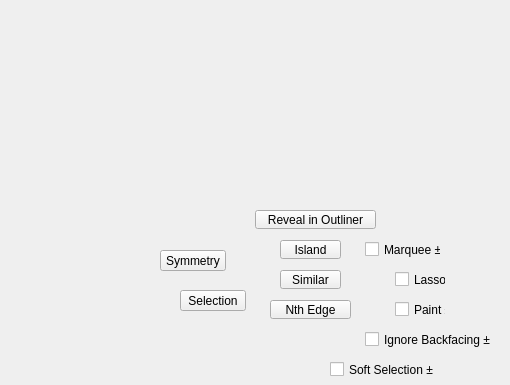
Above: tentacle/ui/selection#submenu.ui from m3trik/tentacle before the change; both pictures show x 90 to 600 and y 0 to 385 of the 600 by 600 pixel window. Below: the same form after it.
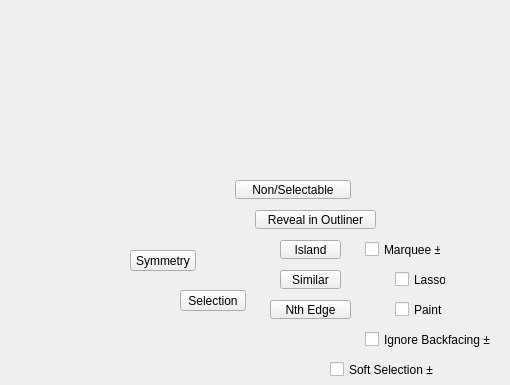
That is the form after the change. Custom widgets are drawn as their Qt base class.

Patch:
```diff
--- a/tentacle/ui/selection#submenu.ui
+++ b/tentacle/ui/selection#submenu.ui
@@ -87,7 +87,7 @@
    <widget class="QPushButton" name="i021">
     <property name="geometry">
      <rect>
-      <x>250</x>
+      <x>220</x>
       <y>250</y>
       <width>66</width>
       <height>21</height>
@@ -406,6 +406,37 @@
      </size>
     </property>
    </widget>
+   <widget class="PushButton" name="b001">
+    <property name="enabled">
+     <bool>true</bool>
+    </property>
+    <property name="geometry">
+     <rect>
+      <x>325</x>
+      <y>180</y>
+      <width>116</width>
+      <height>19</height>
+     </rect>
+    </property>
+    <property name="maximumSize">
+     <size>
+      <width>131</width>
+      <height>19</height>
+     </size>
+    </property>
+    <property name="toolTip">
+     <string>Expand the outliner to show the currently selected object(s).</string>
+    </property>
+    <property name="text">
+     <string>Non/Selectable</string>
+    </property>
+    <property name="iconSize">
+     <size>
+      <width>18</width>
+      <height>18</height>
+     </size>
+    </property>
+   </widget>
   </widget>
  </widget>
  <customwidgets>
```
Left out of the diff: 3 changed lines with no effect on the pictures.
